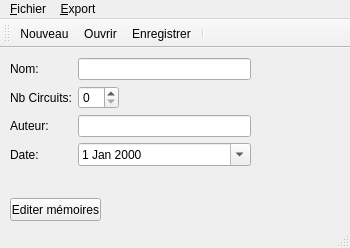
Before: the Qt Designer form lightapp/ui/QDesigner/MainWindow.ui in raphigaziano/lightapp, drawn with Qt 5.
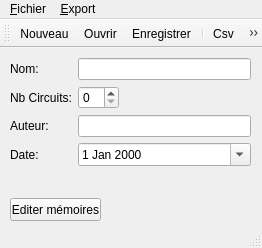
After: the same form once the commit is applied. Icons and pictures are not drawn.

Commit message:
added export icons/actions
Not connected to anything yet.
Also, quick html gen refactoring.

```diff
--- a/lightapp/ui/QDesigner/MainWindow.ui
+++ b/lightapp/ui/QDesigner/MainWindow.ui
@@ -9,7 +9,7 @@
    <rect>
     <x>0</x>
     <y>0</y>
-    <width>350</width>
+    <width>262</width>
     <height>248</height>
    </rect>
   </property>
@@ -102,17 +102,6 @@
      </item>
     </layout>
    </widget>
-   <widget class="QWidget" name="verticalLayoutWidget">
-    <property name="geometry">
-     <rect>
-      <x>260</x>
-      <y>10</y>
-      <width>81</width>
-      <height>131</height>
-     </rect>
-    </property>
-    <layout class="QVBoxLayout" name="verticalLayout_2"/>
-   </widget>
    <widget class="QPushButton" name="btn_edit_slots">
     <property name="geometry">
      <rect>
@@ -132,7 +121,7 @@
     <rect>
      <x>0</x>
      <y>0</y>
-     <width>350</width>
+     <width>262</width>
      <height>21</height>
     </rect>
    </property>
@@ -169,6 +158,9 @@
    <addaction name="action_open"/>
    <addaction name="action_save"/>
    <addaction name="separator"/>
+   <addaction name="action_csv"/>
+   <addaction name="action_pdf"/>
+   <addaction name="action_html"/>
   </widget>
   <action name="action_open">
    <property name="icon">
@@ -218,6 +210,33 @@
     <string>Nouveau specatcle</string>
    </property>
   </action>
+  <action name="action_csv">
+   <property name="icon">
+    <iconset resource="ressources.qrc">
+     <normaloff>:/icons/img/csv.png</normaloff>:/icons/img/csv.png</iconset>
+   </property>
+   <property name="text">
+    <string>&amp;Csv...</string>
+   </property>
+  </action>
+  <action name="action_pdf">
+   <property name="icon">
+    <iconset resource="ressources.qrc">
+     <normaloff>:/icons/img/pdf.png</normaloff>:/icons/img/pdf.png</iconset>
+   </property>
+   <property name="text">
+    <string>&amp;Pdf...</string>
+   </property>
+  </action>
+  <action name="action_html">
+   <property name="icon">
+    <iconset resource="ressources.qrc">
+     <normaloff>:/icons/img/html.png</normaloff>:/icons/img/html.png</iconset>
+   </property>
+   <property name="text">
+    <string>&amp;Html...</string>
+   </property>
+  </action>
  </widget>
  <tabstops>
   <tabstop>txtBox_show_title</tabstop>
```
Left out of the diff: 4 changed lines with no effect on the pictures. The commit also changes 13 other files.
